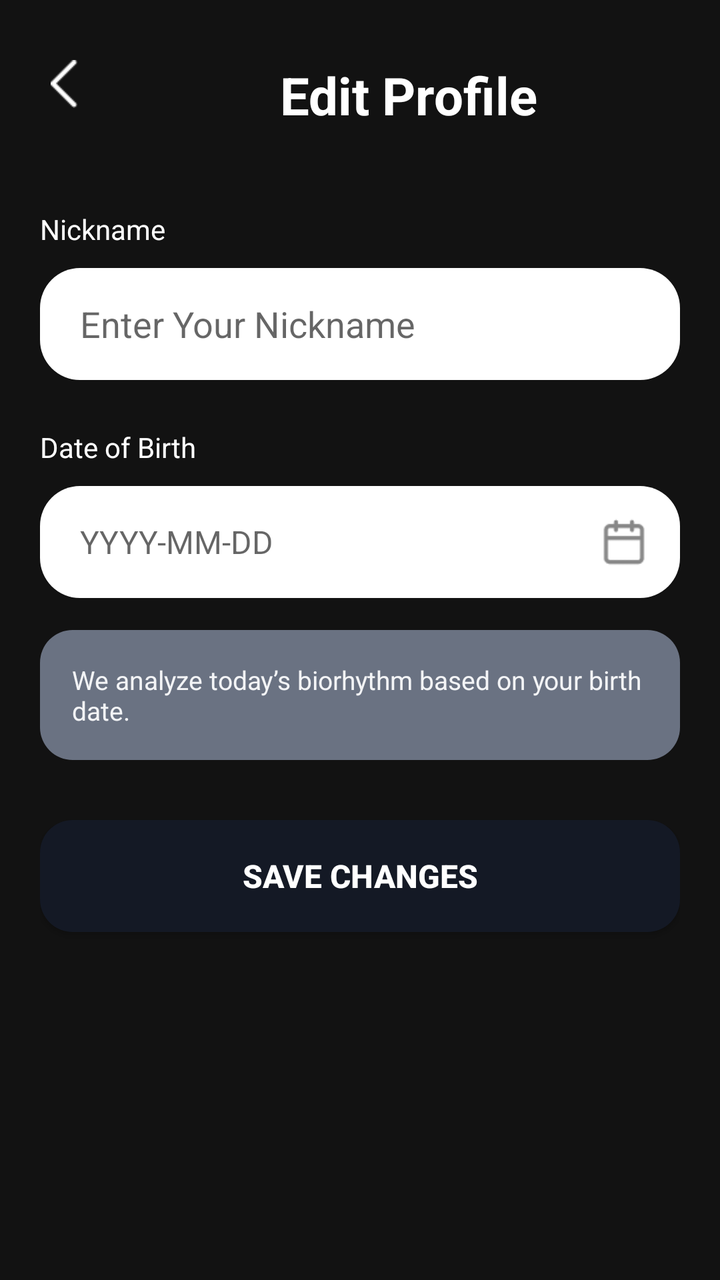
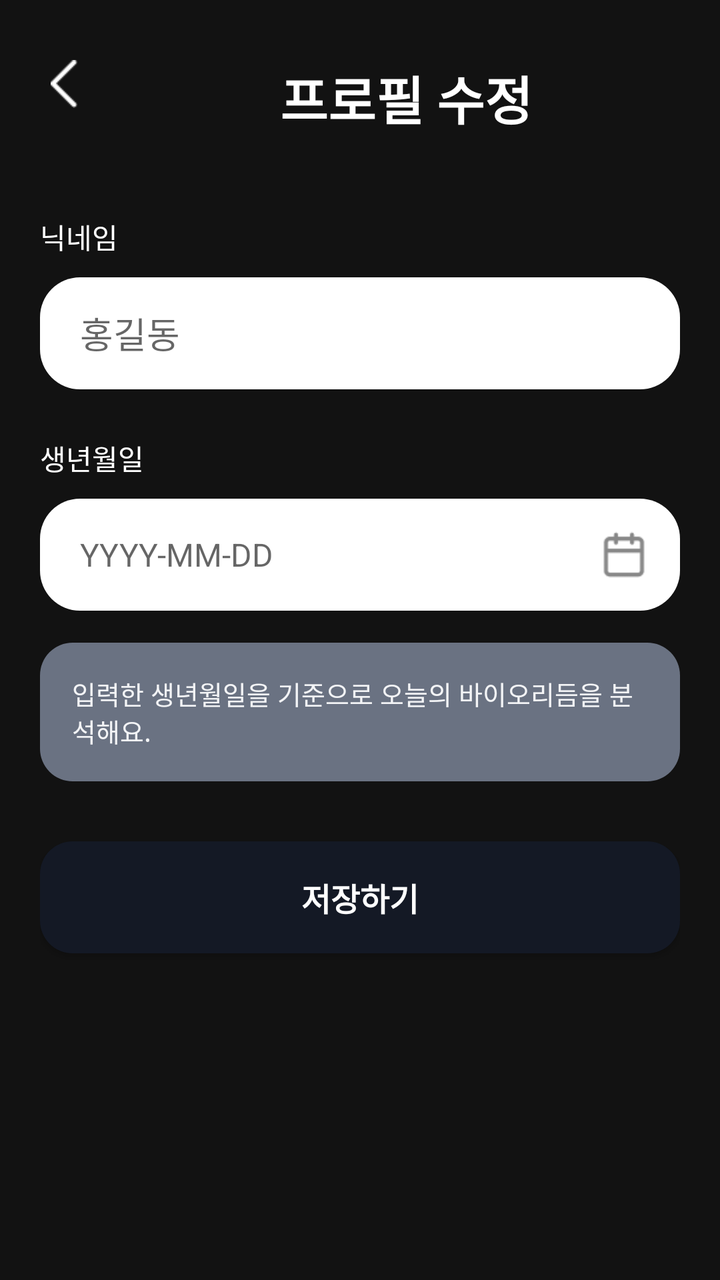

The first picture is an Android layout as it rendered before a commit; the second is the same layout after the commit. The layout source and the unified diff follow.
<!-- AndroidManifest.xml: activity theme Theme.AppCompat.Light.NoActionBar -->
<!-- res/layout/activity_profile_edit.xml -->
<?xml version="1.0" encoding="utf-8"?>
<androidx.constraintlayout.widget.ConstraintLayout
    xmlns:android="http://schemas.android.com/apk/res/android"
    xmlns:app="http://schemas.android.com/apk/res-auto"
    xmlns:tools="http://schemas.android.com/tools"
    android:layout_width="match_parent"
    android:layout_height="match_parent"
    android:background="#121212"
    android:padding="20dp">

    <ImageView
        android:id="@+id/btn_back"
        android:layout_width="24dp"
        android:layout_height="24dp"
        android:src="@drawable/ic_back"
        app:tint="#FFFFFF"
        app:layout_constraintStart_toStartOf="parent"
        app:layout_constraintTop_toTopOf="parent"
        android:layout_marginTop="10dp"/>

    <TextView
        android:id="@+id/tv_title"
        android:layout_width="wrap_content"
        android:layout_height="wrap_content"
        android:layout_marginStart="96dp"
        android:text="Edit Profile"
        android:textColor="#FFFFFF"
        android:textSize="26sp"
        android:textStyle="bold"
        app:layout_constraintBottom_toBottomOf="@id/btn_back"
        app:layout_constraintStart_toEndOf="@id/btn_back"
        app:layout_constraintTop_toTopOf="@id/btn_back"
        app:layout_constraintVertical_bias="0.0" />

    <TextView
        android:id="@+id/label_nickname"
        android:layout_width="wrap_content"
        android:layout_height="wrap_content"
        android:text="Nickname"
        android:textColor="#FFFFFF"
        android:textSize="14sp"
        android:layout_marginTop="40dp"
        app:layout_constraintStart_toStartOf="parent"
        app:layout_constraintTop_toBottomOf="@id/tv_title"/>

    <EditText
        android:id="@+id/et_nickname"
        android:layout_width="match_parent"
        android:layout_height="56dp"
        android:layout_marginTop="10dp"
        android:background="@drawable/bg_rounded_white"
        android:hint="Enter Your Nickname"
        android:paddingHorizontal="20dp"
        android:textColor="#000000"
        android:inputType="text"
        android:maxLines="1"
        app:layout_constraintTop_toBottomOf="@id/label_nickname"/>
    <TextView
        android:id="@+id/label_birthdate"
        android:layout_width="wrap_content"
        android:layout_height="wrap_content"
        android:text="Date of Birth"
        android:textColor="#FFFFFF"
        android:textSize="14sp"
        android:layout_marginTop="24dp"
        app:layout_constraintStart_toStartOf="parent"
        app:layout_constraintTop_toBottomOf="@id/et_nickname"/>

    <TextView
        android:id="@+id/tv_birthdate"
        android:layout_width="match_parent"
        android:layout_height="56dp"
        android:layout_marginTop="10dp"
        android:background="@drawable/bg_rounded_white"
        android:gravity="center_vertical"
        android:hint="YYYY-MM-DD"
        android:paddingHorizontal="20dp"
        android:textColor="#000000"
        android:textSize="16sp"
        android:clickable="true"
        android:focusable="true"
        app:layout_constraintTop_toBottomOf="@id/label_birthdate"/>

    <ImageView
        android:id="@+id/iv_calendar_icon"
        android:layout_width="24dp"
        android:layout_height="24dp"
        android:src="@drawable/ic_calendar"
        android:layout_marginEnd="16dp"
        app:tint="#888888"
        app:layout_constraintEnd_toEndOf="@id/tv_birthdate"
        app:layout_constraintTop_toTopOf="@id/tv_birthdate"
        app:layout_constraintBottom_toBottomOf="@id/tv_birthdate"/>

    <androidx.cardview.widget.CardView
        android:id="@+id/calendarCardView"
        android:layout_width="match_parent"
        android:layout_height="wrap_content"
        android:layout_marginTop="8dp"
        app:cardCornerRadius="12dp"
        app:cardElevation="8dp"
        android:visibility="gone"
        app:layout_constraintTop_toBottomOf="@id/tv_birthdate"
        app:layout_constraintStart_toStartOf="parent"
        app:layout_constraintEnd_toEndOf="parent">

        <LinearLayout
            android:layout_width="match_parent"
            android:layout_height="wrap_content"
            android:orientation="vertical"
            android:padding="16dp">

            <com.prolificinteractive.materialcalendarview.MaterialCalendarView
                android:id="@+id/calendarView"
                android:layout_width="match_parent"
                android:layout_height="300dp" />

            <LinearLayout
                android:layout_width="match_parent"
                android:layout_height="wrap_content"
                android:orientation="horizontal"
                android:gravity="end"
                android:layout_marginTop="8dp">

                <Button
                    android:id="@+id/btnCalendarDelete"
                    android:layout_width="wrap_content"
                    android:layout_height="wrap_content"
                    android:text="Delete"
                    android:textColor="#FF0000"
                    style="?android:attr/borderlessButtonStyle"/>

                <Button
                    android:id="@+id/btnCalendarToday"
                    android:layout_width="wrap_content"
                    android:layout_height="wrap_content"
                    android:text="Today"
                    style="?android:attr/borderlessButtonStyle"/>
            </LinearLayout>
        </LinearLayout>
    </androidx.cardview.widget.CardView>

    <TextView
        android:id="@+id/tv_info_message"
        android:layout_width="match_parent"
        android:layout_height="wrap_content"
        android:text="We analyze today’s biorhythm based on your birth date."
        android:textColor="#F3F4F6"
        android:background="@drawable/bg_rounded_gray"
        android:padding="16dp"
        android:layout_marginTop="16dp"
        android:textSize="13sp"
        app:layout_constraintTop_toBottomOf="@id/calendarCardView"
        app:layout_constraintStart_toStartOf="parent"
        app:layout_constraintEnd_toEndOf="parent"/>

    <android.widget.Button
        android:id="@+id/btn_save"
        android:layout_width="match_parent"
        android:layout_height="56dp"
        android:text="Save Changes"
        android:textColor="#FFFFFF"
        android:textSize="16sp"
        android:textStyle="bold"
        android:background="@drawable/bg_rounded_navy"
        android:layout_marginTop="30dp"
        android:layout_marginBottom="20dp"
        app:layout_constraintTop_toBottomOf="@id/tv_info_message"
        app:layout_constraintBottom_toBottomOf="parent"
        app:layout_constraintVertical_bias="0.0"/>

</androidx.constraintlayout.widget.ConstraintLayout>
<!-- resources referenced by this layout -->
<resources>
  <!-- drawable bg_rounded_gray (drawable) -->
  <?xml version="1.0" encoding="utf-8"?>
  <shape xmlns:android="http://schemas.android.com/apk/res/android">
      <solid android:color="#6A7282"/> <corners android:radius="16.4dp"/>
  </shape>
  <!-- drawable bg_rounded_navy (drawable) -->
  <?xml version="1.0" encoding="utf-8"?>
  <shape xmlns:android="http://schemas.android.com/apk/res/android">
      <solid android:color="#141925"/> <corners android:radius="16.4dp"/>
  </shape>
  <!-- drawable bg_rounded_white (drawable) -->
  <?xml version="1.0" encoding="utf-8"?>
  <shape xmlns:android="http://schemas.android.com/apk/res/android">
      <solid android:color="#FFFFFF"/> <corners android:radius="20dp"/> </shape>
  <!-- drawable ic_back: png bitmap (drawable, 178 bytes) -->
  <!-- drawable ic_calendar: png bitmap (drawable, 489 bytes) -->
</resources>

<!-- the commit's change to res/layout/activity_profile_edit.xml (unified diff, before → after) -->
@@ -23,7 +23,7 @@
         android:layout_width="wrap_content"
         android:layout_height="wrap_content"
         android:layout_marginStart="96dp"
-        android:text="Edit Profile"
+        android:text="프로필 수정"
         android:textColor="#FFFFFF"
         android:textSize="26sp"
         android:textStyle="bold"
@@ -36,7 +36,7 @@
         android:id="@+id/label_nickname"
         android:layout_width="wrap_content"
         android:layout_height="wrap_content"
-        android:text="Nickname"
+        android:text="닉네임"
         android:textColor="#FFFFFF"
         android:textSize="14sp"
         android:layout_marginTop="40dp"
@@ -49,7 +49,7 @@
         android:layout_height="56dp"
         android:layout_marginTop="10dp"
         android:background="@drawable/bg_rounded_white"
-        android:hint="Enter Your Nickname"
+        android:hint="홍길동"
         android:paddingHorizontal="20dp"
         android:textColor="#000000"
         android:inputType="text"
@@ -59,7 +59,7 @@
         android:id="@+id/label_birthdate"
         android:layout_width="wrap_content"
         android:layout_height="wrap_content"
-        android:text="Date of Birth"
+        android:text="생년월일"
         android:textColor="#FFFFFF"
         android:textSize="14sp"
         android:layout_marginTop="24dp"
@@ -144,7 +144,7 @@
         android:id="@+id/tv_info_message"
         android:layout_width="match_parent"
         android:layout_height="wrap_content"
-        android:text="We analyze today’s biorhythm based on your birth date."
+        android:text="입력한 생년월일을 기준으로 오늘의 바이오리듬을 분석해요."
         android:textColor="#F3F4F6"
         android:background="@drawable/bg_rounded_gray"
         android:padding="16dp"
@@ -158,7 +158,7 @@
         android:id="@+id/btn_save"
         android:layout_width="match_parent"
         android:layout_height="56dp"
-        android:text="Save Changes"
+        android:text="저장하기"
         android:textColor="#FFFFFF"
         android:textSize="16sp"
         android:textStyle="bold"
